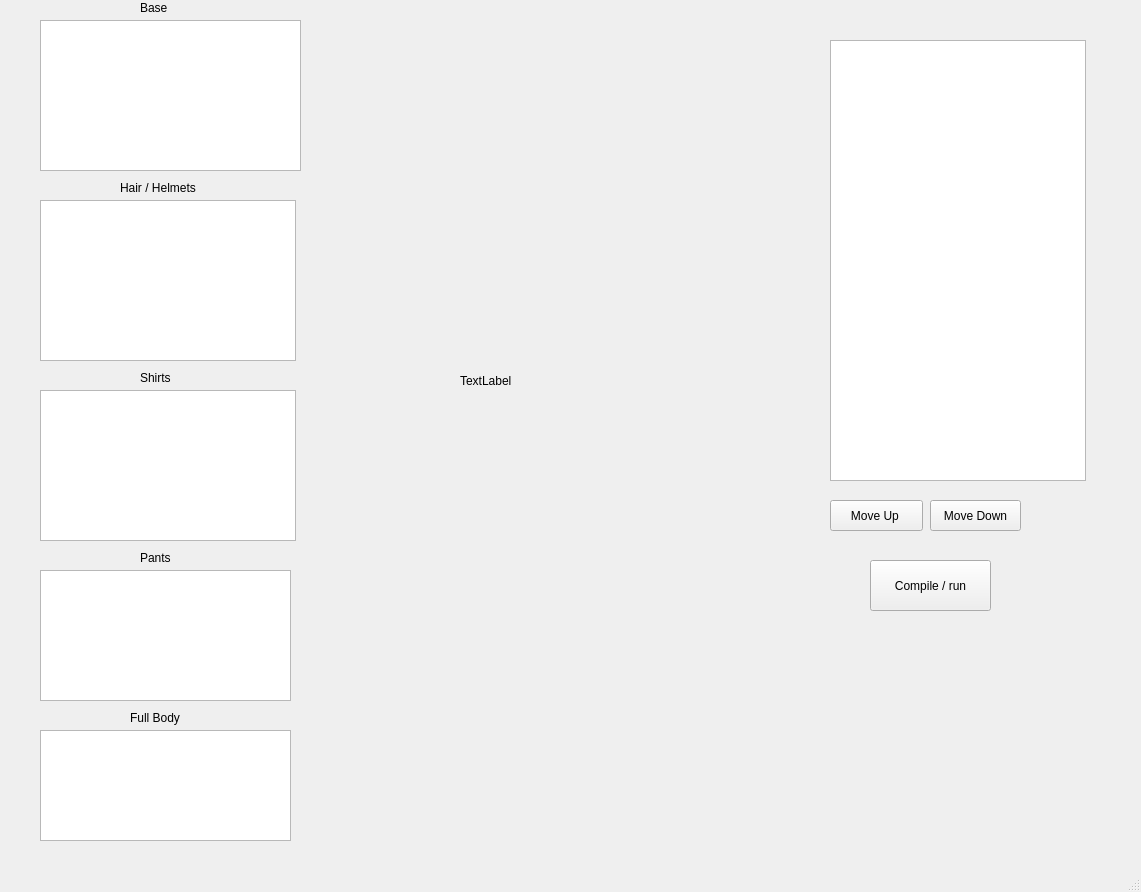
First picture: the form in SkinUI.ui, repository jaysstewart/MinecraftSkinMaker, before the edit.
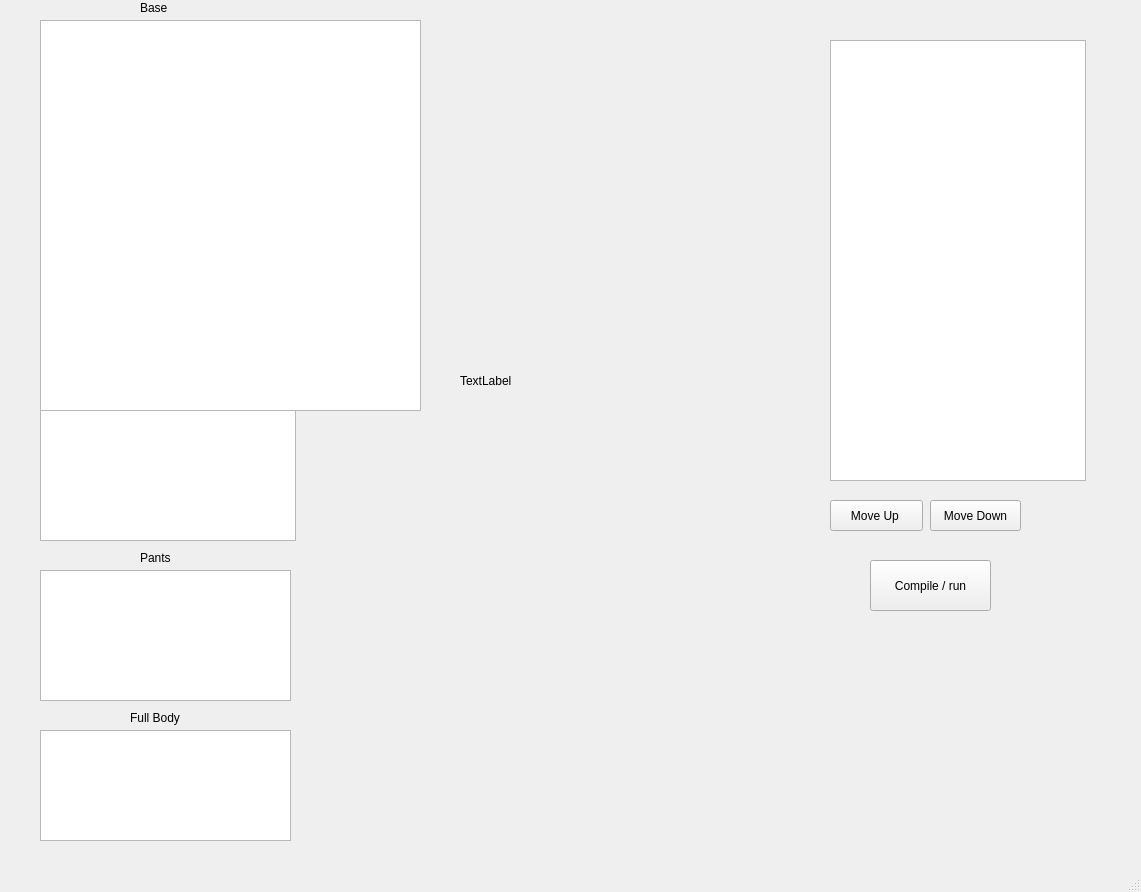
Second picture: the form after the edit.

Commit message: still working on displaying image in table, able to display image on top of table but not in rows/column s

```diff
--- a/SkinUI.ui
+++ b/SkinUI.ui
@@ -186,8 +186,8 @@
      <rect>
       <x>40</x>
       <y>20</y>
-      <width>261</width>
-      <height>151</height>
+      <width>381</width>
+      <height>391</height>
      </rect>
     </property>
    </widget>
```
The commit also changes 1 other file.
